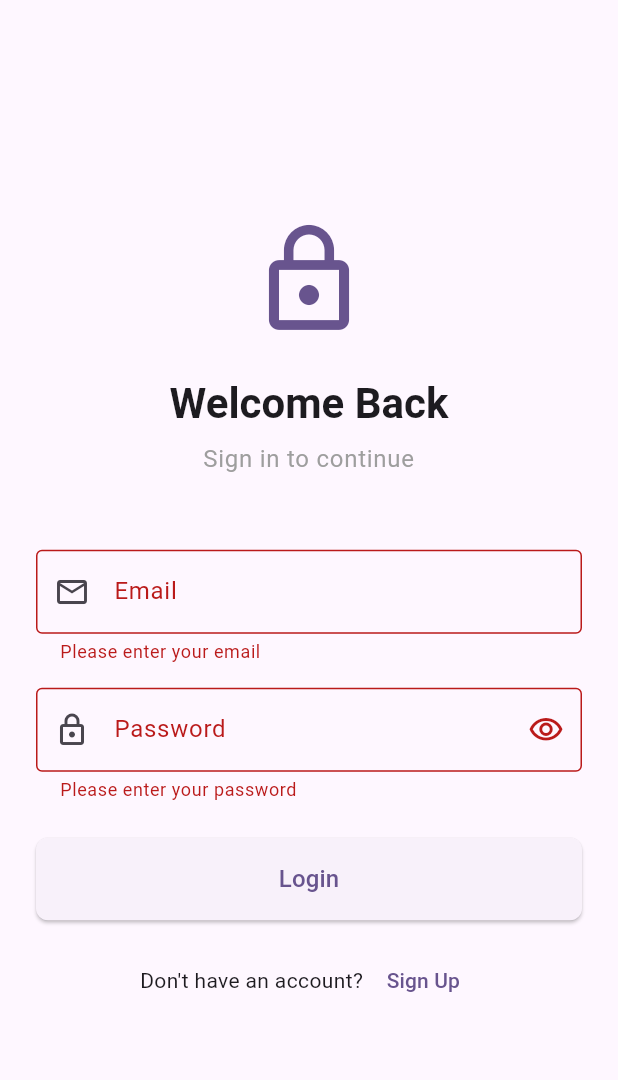
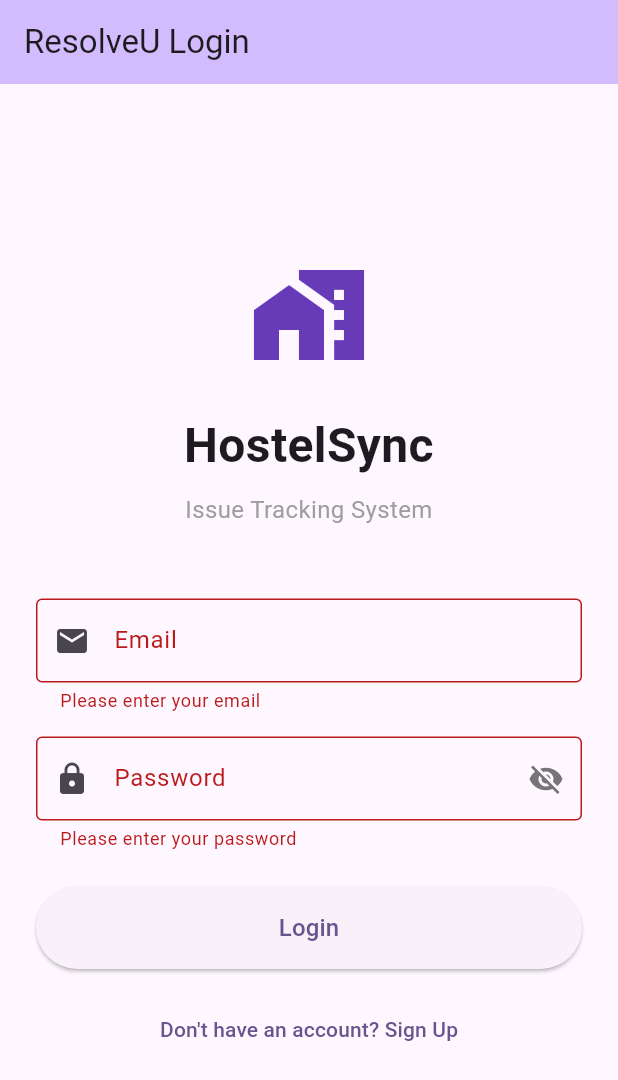
Before and after one commit to kalviumcommunity/S58-0125-Omega-Flutter-With-Firebase-ResolveU, a Flutter app: the screen it shows after launch, after a tap on "Login", on a phone screen of 412 x 824 dp. Shown: the top 1080 px of the screen. Run offline on Flutter 3.47's test engine with Material 3 defaults, Android fonts, the phone set to English and light mode, and no system bars; our stand-ins replace firebase_auth, firebase_core; accounts and stored records are empty.

```diff
--- a/resolveu/lib/main.dart
+++ b/resolveu/lib/main.dart
@@ -20,6 +20,7 @@ class MyApp extends StatelessWidget {
   Widget build(BuildContext context) {
     return MaterialApp(
       title: 'ResolveU',
+      debugShowCheckedModeBanner: false,
       theme: ThemeData(
         colorScheme: ColorScheme.fromSeed(seedColor: Colors.deepPurple),
         useMaterial3: true,
--- /dev/null
+++ b/resolveu/lib/models/issue.dart
@@ -0,0 +1,42 @@
+class Issue {
+  final String id;
+  final String title;
+  final String description;
+  final String category;
+  final String urgency;
+  final String status;
+  final DateTime timestamp;
+
+  Issue({
+    required this.id,
+    required this.title,
+    required this.description,
+    required this.category,
+    required this.urgency,
+    required this.status,
+    required this.timestamp,
+  });
+
+  factory Issue.fromMap(Map<String, dynamic> map, String id) {
+    return Issue(
+      id: id,
+      title: map['title'] ?? '',
+      description: map['description'] ?? '',
+      category: map['category'] ?? '',
+      urgency: map['urgency'] ?? '',
+      status: map['status'] ?? '',
+      timestamp: DateTime.parse(map['timestamp'] ?? DateTime.now().toIso8601String()),
+    );
+  }
+
+  Map<String, dynamic> toMap() {
+    return {
+      'title': title,
+      'description': description,
+      'category': category,
+      'urgency': urgency,
+      'status': status,
+      'timestamp': timestamp.toIso8601String(),
+    };
+  }
+}
--- a/resolveu/lib/screens/login_page.dart
+++ b/resolveu/lib/screens/login_page.dart
@@ -1,5 +1,6 @@
 import 'package:flutter/material.dart';
 import 'package:firebase_auth/firebase_auth.dart';
+import 'home_page.dart';
 import 'signup_page.dart';
 
 class LoginPage extends StatefulWidget {
@@ -10,9 +11,9 @@ class LoginPage extends StatefulWidget {
 }
 
 class _LoginPageState extends State<LoginPage> {
-  final _formKey = GlobalKey<FormState>();
   final _emailController = TextEditingController();
   final _passwordController = TextEditingController();
+  final _formKey = GlobalKey<FormState>();
   bool _isLoading = false;
   bool _obscurePassword = true;
 
@@ -23,9 +24,26 @@ class _LoginPageState extends State<LoginPage> {
     super.dispose();
   }
 
+  String? _validateEmail(String? value) {
+    if (value == null || value.isEmpty) {
+      return 'Please enter your email';
+    }
+
+    // Email format validation
+    final emailRegex = RegExp(r'^[\w-\.]+@([\w-]+\.)+[\w-]{2,4}$');
+    if (!emailRegex.hasMatch(value)) {
+      return 'Please enter a valid email address';
+    }
+
+    return null;
+  }
+
   Future<void> _login() async {
-    if (_formKey.currentState!.validate()) {
-      setState(() => _isLoading = true);
+    if (!_formKey.currentState!.validate()) return;
+
+    setState(() {
+      _isLoading = true;
+    });
 
     try {
       await FirebaseAuth.instance.signInWithEmailAndPassword(
@@ -34,30 +52,65 @@ class _LoginPageState extends State<LoginPage> {
       );
 
       if (mounted) {
-          ScaffoldMessenger.of(context).showSnackBar(
-            const SnackBar(content: Text('Login successful!')),
+        Navigator.of(context).pushReplacement(
+          MaterialPageRoute(builder: (context) => const HomePage()),
         );
-          // Navigate to home page after successful login
       }
     } on FirebaseAuthException catch (e) {
       String message = 'An error occurred';
+      bool showSignUpOption = false;
+
       if (e.code == 'user-not-found') {
-          message = 'No user found with this email.';
+        message = 'No account found with this email.';
+        showSignUpOption = true;
       } else if (e.code == 'wrong-password') {
-          message = 'Wrong password provided.';
+        message = 'Incorrect password. Please try again.';
       } else if (e.code == 'invalid-email') {
-          message = 'Invalid email address.';
+        message = 'Invalid email format.';
+      } else if (e.code == 'invalid-credential') {
+        message = 'Invalid email or password.';
       }
 
       if (mounted) {
+        if (showSignUpOption) {
+          // Show dialog with sign-up option
+          showDialog(
+            context: context,
+            builder: (context) => AlertDialog(
+              title: const Text('Account Not Found'),
+              content: const Text('No account exists with this email. Would you like to sign up?'),
+              actions: [
+                TextButton(
+                  onPressed: () => Navigator.pop(context),
+                  child: const Text('Cancel'),
+                ),
+                ElevatedButton(
+                  onPressed: () {
+                    Navigator.pop(context);
+                    Navigator.push(
+                      context,
+                      MaterialPageRoute(builder: (context) => const SignUpPage()),
+                    );
+                  },
+                  child: const Text('Sign Up'),
+                ),
+              ],
+            ),
+          );
+        } else {
           ScaffoldMessenger.of(context).showSnackBar(
-            SnackBar(content: Text(message)),
+            SnackBar(
+              content: Text(message),
+              backgroundColor: Colors.red[700],
+            ),
           );
+        }
       }
     } finally {
       if (mounted) {
-          setState(() => _isLoading = false);
-        }
+        setState(() {
+          _isLoading = false;
+        });
       }
     }
   }
@@ -65,8 +118,11 @@ class _LoginPageState extends State<LoginPage> {
   @override
   Widget build(BuildContext context) {
     return Scaffold(
-      body: SafeArea(
-        child: Center(
+      appBar: AppBar(
+        title: const Text('ResolveU Login'),
+        backgroundColor: Theme.of(context).colorScheme.inversePrimary,
+      ),
+      body: Center(
         child: SingleChildScrollView(
           padding: const EdgeInsets.all(24.0),
           child: Form(
@@ -75,71 +131,57 @@ class _LoginPageState extends State<LoginPage> {
               mainAxisAlignment: MainAxisAlignment.center,
               crossAxisAlignment: CrossAxisAlignment.stretch,
               children: [
-                  Icon(
-                    Icons.lock_outline,
-                    size: 80,
-                    color: Theme.of(context).colorScheme.primary,
-                  ),
+                const Icon(Icons.home_work, size: 80, color: Colors.deepPurple),
                 const SizedBox(height: 24),
-                  Text(
-                    'Welcome Back',
-                    style: Theme.of(context).textTheme.headlineMedium?.copyWith(
-                          fontWeight: FontWeight.bold,
-                        ),
+                const Text(
+                  'HostelSync',
                   textAlign: TextAlign.center,
+                  style: TextStyle(fontSize: 32, fontWeight: FontWeight.bold),
                 ),
                 const SizedBox(height: 8),
-                  Text(
-                    'Sign in to continue',
-                    style: Theme.of(context).textTheme.bodyLarge?.copyWith(
-                          color: Colors.grey,
-                        ),
+                const Text(
+                  'Issue Tracking System',
                   textAlign: TextAlign.center,
+                  style: TextStyle(fontSize: 16, color: Colors.grey),
                 ),
                 const SizedBox(height: 48),
                 TextFormField(
                   controller: _emailController,
-                    keyboardType: TextInputType.emailAddress,
                   decoration: const InputDecoration(
                     labelText: 'Email',
-                      prefixIcon: Icon(Icons.email_outlined),
                     border: OutlineInputBorder(),
+                    prefixIcon: Icon(Icons.email),
+                    helperText: '',
                   ),
-                    validator: (value) {
-                      if (value == null || value.isEmpty) {
-                        return 'Please enter your email';
-                      }
-                      if (!value.contains('@')) {
-                        return 'Please enter a valid email';
-                      }
-                      return null;
-                    },
+                  keyboardType: TextInputType.emailAddress,
+                  validator: _validateEmail,
+                  autovalidateMode: AutovalidateMode.onUserInteraction,
                 ),
                 const SizedBox(height: 16),
                 TextFormField(
                   controller: _passwordController,
-                    obscureText: _obscurePassword,
                   decoration: InputDecoration(
                     labelText: 'Password',
-                      prefixIcon: const Icon(Icons.lock_outlined),
+                    border: const OutlineInputBorder(),
+                    prefixIcon: const Icon(Icons.lock),
+                    helperText: '',
                     suffixIcon: IconButton(
                       icon: Icon(
-                          _obscurePassword
-                              ? Icons.visibility_outlined
-                              : Icons.visibility_off_outlined,
+                        _obscurePassword ? Icons.visibility_off : Icons.visibility,
+                        color: Colors.grey[600],
                       ),
                       onPressed: () {
-                          setState(() => _obscurePassword = !_obscurePassword);
+                        setState(() {
+                          _obscurePassword = !_obscurePassword;
+                        });
                       },
+                      tooltip: _obscurePassword ? 'Show password' : 'Hide password',
                     ),
-                      border: const OutlineInputBorder(),
                   ),
+                  obscureText: _obscurePassword,
                   validator: (value) {
                     if (value == null || value.isEmpty) {
                       return 'Please enter your password';
-                      }
-                      if (value.length < 6) {
-                        return 'Password must be at least 6 characters';
                     }
                     return null;
                   },
@@ -149,9 +191,6 @@ class _LoginPageState extends State<LoginPage> {
                   onPressed: _isLoading ? null : _login,
                   style: ElevatedButton.styleFrom(
                     padding: const EdgeInsets.symmetric(vertical: 16),
-                      shape: RoundedRectangleBorder(
-                        borderRadius: BorderRadius.circular(8),
-                      ),
                   ),
                   child: _isLoading
                       ? const SizedBox(
@@ -159,31 +198,19 @@ class _LoginPageState extends State<LoginPage> {
                           width: 20,
                           child: CircularProgressIndicator(strokeWidth: 2),
                         )
-                        : const Text(
-                            'Login',
-                            style: TextStyle(fontSize: 16),
-                          ),
+                      : const Text('Login', style: TextStyle(fontSize: 16)),
                 ),
                 const SizedBox(height: 16),
-                  Row(
-                    mainAxisAlignment: MainAxisAlignment.center,
-                    children: [
-                      const Text("Don't have an account? "),
                 TextButton(
                   onPressed: () {
                     Navigator.push(
                       context,
-                            MaterialPageRoute(
-                              builder: (context) => const SignupPage(),
-                            ),
+                      MaterialPageRoute(builder: (context) => const SignUpPage()),
                     );
                   },
-                        child: const Text('Sign Up'),
+                  child: const Text("Don't have an account? Sign Up"),
                 ),
               ],
-                  ),
-                ],
-              ),
             ),
           ),
         ),
```
Also changed, not shown: resolveu/lib/screens/home_page.dart (added, +340 -0 lines), resolveu/lib/screens/signup_page.dart (+62 -96 lines), 1 other file. Lines whose indentation alone changed are shown as unchanged.
